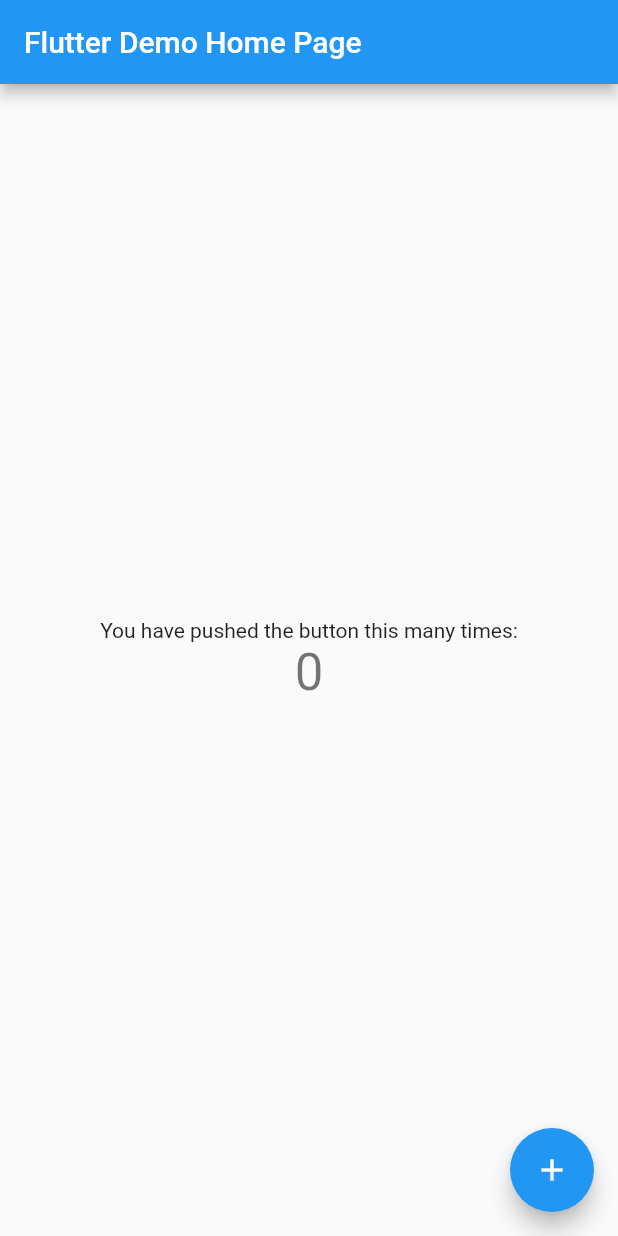
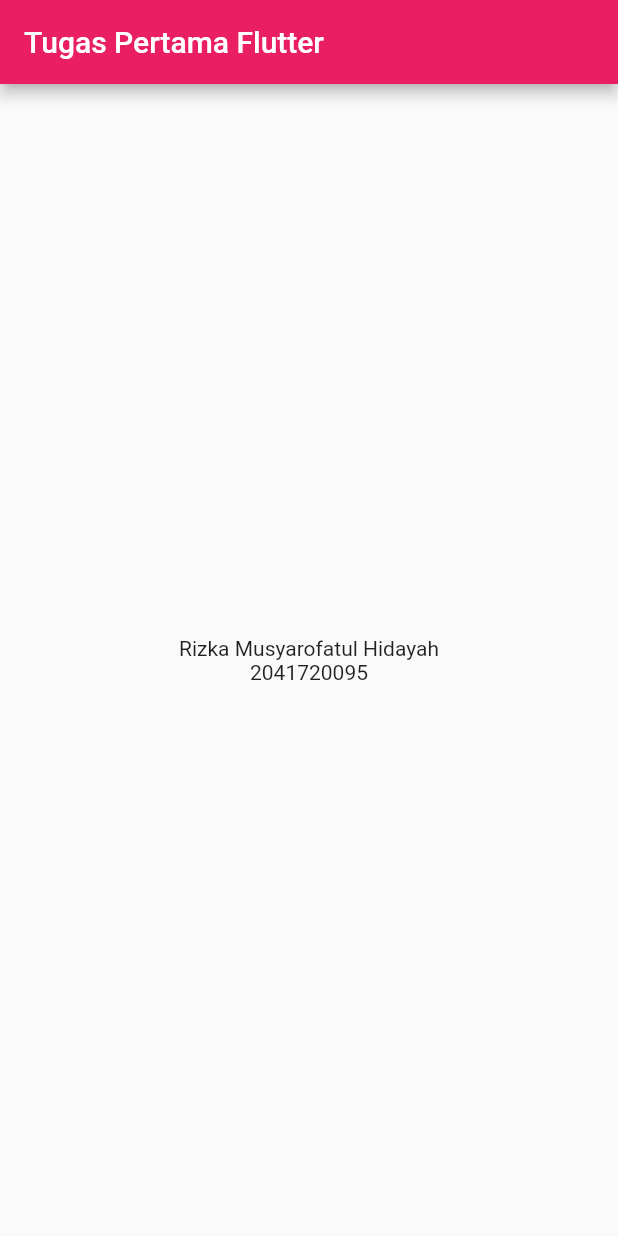
Before and after one commit to rizkamh/hello_world, a Flutter app: the screen it shows after launch, on a phone screen of 412 x 824 dp. Run offline on Flutter 3.47's test engine with Material 2 defaults, Android fonts, the phone set to English and light mode, and no system bars.

Commit message:
hello_world tugas praktikum

```diff
--- a/lib/main.dart
+++ b/lib/main.dart
@@ -22,9 +22,9 @@ class MyApp extends StatelessWidget {
         // or simply save your changes to "hot reload" in a Flutter IDE).
         // Notice that the counter didn't reset back to zero; the application
         // is not restarted.
-        primarySwatch: Colors.blue,
+        primarySwatch: Colors.pink,
       ),
-      home: const MyHomePage(title: 'Flutter Demo Home Page'),
+      home: const MyHomePage(title: 'Tugas Pertama Flutter'),
     );
   }
 }
@@ -48,18 +48,18 @@ class MyHomePage extends StatefulWidget {
 }
 
 class _MyHomePageState extends State<MyHomePage> {
-  int _counter = 0;
+  //int _counter = 0;
 
-  void _incrementCounter() {
-    setState(() {
-      // This call to setState tells the Flutter framework that something has
-      // changed in this State, which causes it to rerun the build method below
-      // so that the display can reflect the updated values. If we changed
-      // _counter without calling setState(), then the build method would not be
-      // called again, and so nothing would appear to happen.
-      _counter++;
-    });
-  }
+  //void _incrementCounter() {
+  //setState(() {
+  // This call to setState tells the Flutter framework that something has
+  // changed in this State, which causes it to rerun the build method below
+  // so that the display can reflect the updated values. If we changed
+  // _counter without calling setState(), then the build method would not be
+  // called again, and so nothing would appear to happen.
+  // _counter++;
+  //});
+  //}
 
   @override
   Widget build(BuildContext context) {
@@ -94,22 +94,25 @@ class _MyHomePageState extends State<MyHomePage> {
           // axis because Columns are vertical (the cross axis would be
           // horizontal).
           mainAxisAlignment: MainAxisAlignment.center,
-          children: <Widget>[
-            const Text(
-              'You have pushed the button this many times:',
+          children: const <Widget>[
+            Text(
+              'Rizka Musyarofatul Hidayah',
             ),
             Text(
-              '$_counter',
-              style: Theme.of(context).textTheme.headline4,
+              '2041720095',
             ),
+            //Text(
+            //'$_counter',
+            //style: Theme.of(context).textTheme.headline4,
+            //),
           ],
         ),
       ),
-      floatingActionButton: FloatingActionButton(
-        onPressed: _incrementCounter,
-        tooltip: 'Increment',
-        child: const Icon(Icons.add),
-      ), // This trailing comma makes auto-formatting nicer for build methods.
+      //floatingActionButton: FloatingActionButton(
+      //onPressed: _incrementCounter,
+      //tooltip: 'Increment',
+      //child: const Icon(Icons.add),
+      //), // This trailing comma makes auto-formatting nicer for build methods.
     );
   }
 }
```
